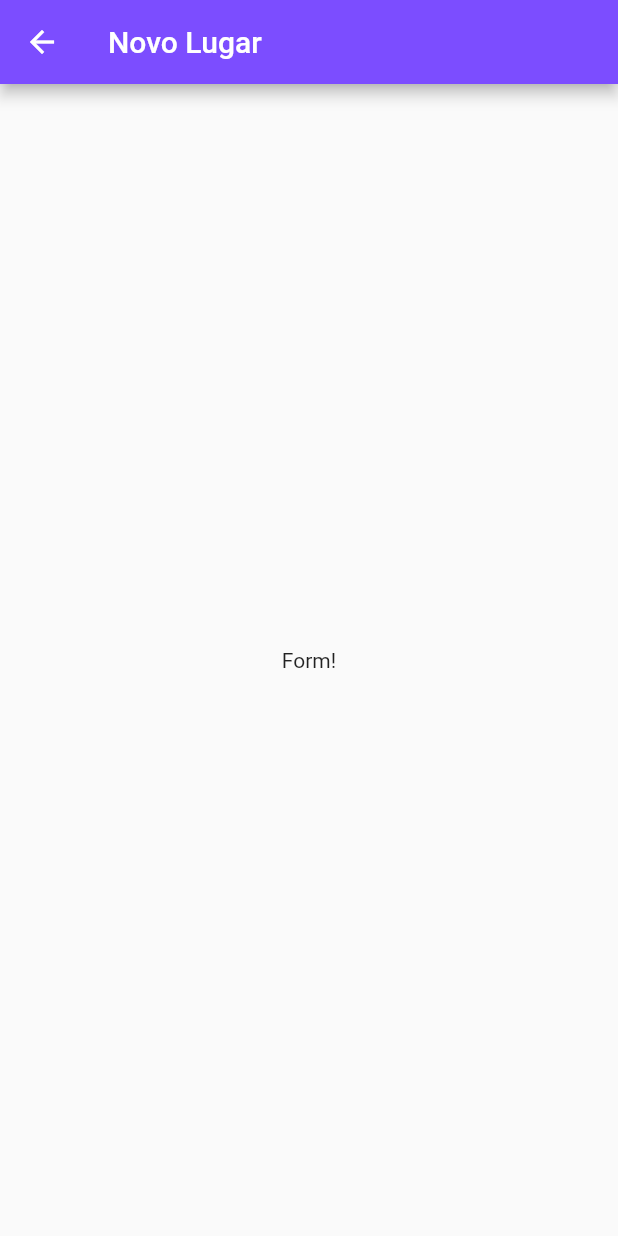
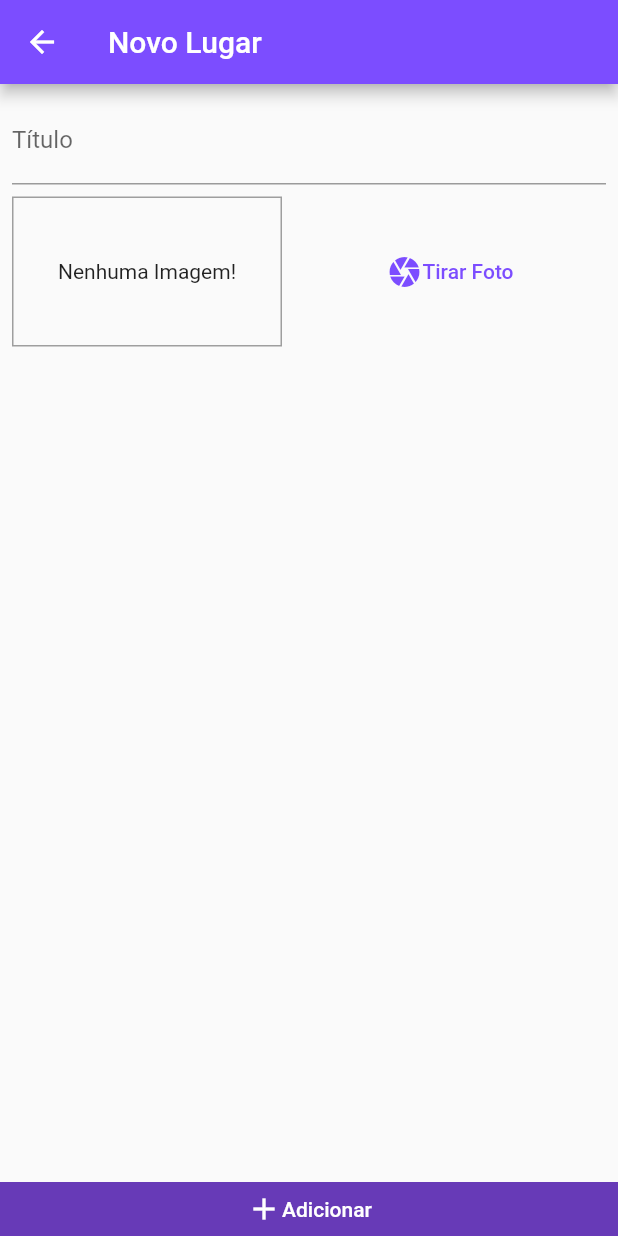
Before and after one commit to xandefreitas/flutter_native_resources, a Flutter app: the PlaceFormScreen screen opened by its route, on a phone screen of 412 x 824 dp. Run offline on Flutter 3.47's test engine with Material 2 defaults, Android fonts, the light colour scheme and no system bars.

Commit message:
336. Formulário Novo Lugar

```diff
--- a/lib/main.dart
+++ b/lib/main.dart
@@ -19,7 +19,7 @@
       theme: theme.copyWith(
         colorScheme: theme.colorScheme.copyWith(
           primary: Colors.deepPurpleAccent,
-          secondary: Colors.tealAccent[100],
+          secondary: Colors.deepPurple,
         ),
       ),
       home: PlacesListScreen(),
--- a/lib/screens/place_form_screen.dart
+++ b/lib/screens/place_form_screen.dart
@@ -1,4 +1,5 @@
 import 'package:flutter/material.dart';
+import 'package:flutter_native_resources/widgets/image_input.dart';
 
 class PlaceFormScreen extends StatefulWidget {
   const PlaceFormScreen({Key? key}) : super(key: key);
@@ -8,13 +9,53 @@ class PlaceFormScreen extends StatefulWidget {
 }
 
 class _PlaceFormScreenState extends State<PlaceFormScreen> {
+  final _titleController = TextEditingController();
+
   @override
   Widget build(BuildContext context) {
     return Scaffold(
       appBar: AppBar(
         title: Text('Novo Lugar'),
       ),
-      body: Center(child: Text('Form!')),
+      body: Column(
+        crossAxisAlignment: CrossAxisAlignment.stretch,
+        children: [
+          SingleChildScrollView(
+            child: Padding(
+              padding: const EdgeInsets.all(8.0),
+              child: Column(
+                children: [
+                  TextField(
+                    controller: _titleController,
+                    decoration: InputDecoration(labelText: 'Título'),
+                  ),
+                  SizedBox(height: 8),
+                  ImageInput(),
+                ],
+              ),
+            ),
+          ),
+          Spacer(),
+          ElevatedButton(
+            style: ElevatedButton.styleFrom(
+              primary: Theme.of(context).colorScheme.secondary,
+              elevation: 0,
+              tapTargetSize: MaterialTapTargetSize.shrinkWrap,
+              shape: RoundedRectangleBorder(borderRadius: BorderRadius.zero),
+            ),
+            onPressed: _submitForm,
+            child: Row(
+              mainAxisAlignment: MainAxisAlignment.center,
+              children: [
+                Icon(Icons.add),
+                Text('Adicionar'),
+              ],
+            ),
+          )
+        ],
+      ),
     );
   }
+
+  void _submitForm() {}
 }
--- /dev/null
+++ b/lib/widgets/image_input.dart
@@ -0,0 +1,38 @@
+import 'package:flutter/material.dart';
+
+class ImageInput extends StatelessWidget {
+  const ImageInput({Key? key}) : super(key: key);
+
+  @override
+  Widget build(BuildContext context) {
+    return Row(
+      children: [
+        Container(
+          width: 180,
+          height: 100,
+          decoration: BoxDecoration(
+            border: Border.all(
+              width: 1,
+              color: Colors.grey,
+            ),
+          ),
+          alignment: Alignment.center,
+          child: Text('Nenhuma Imagem!'),
+        ),
+        SizedBox(width: 8),
+        Expanded(
+          child: TextButton(
+            onPressed: () {},
+            child: Row(
+              mainAxisAlignment: MainAxisAlignment.center,
+              children: [
+                Icon(Icons.camera),
+                Text('Tirar Foto'),
+              ],
+            ),
+          ),
+        )
+      ],
+    );
+  }
+}
```
